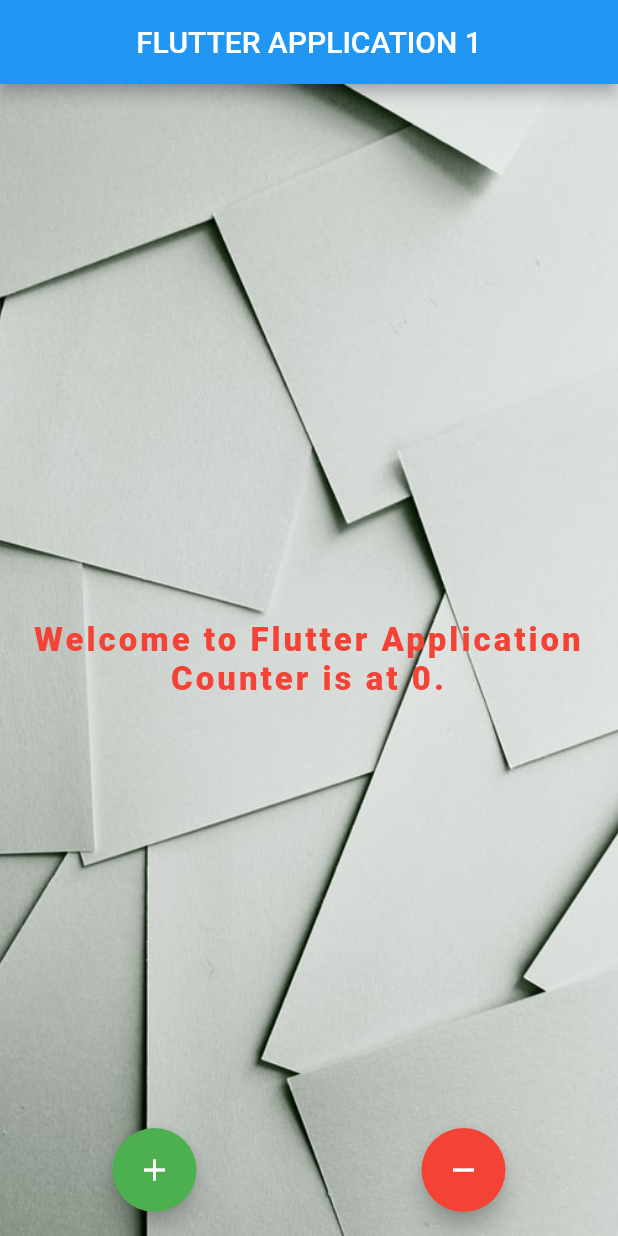
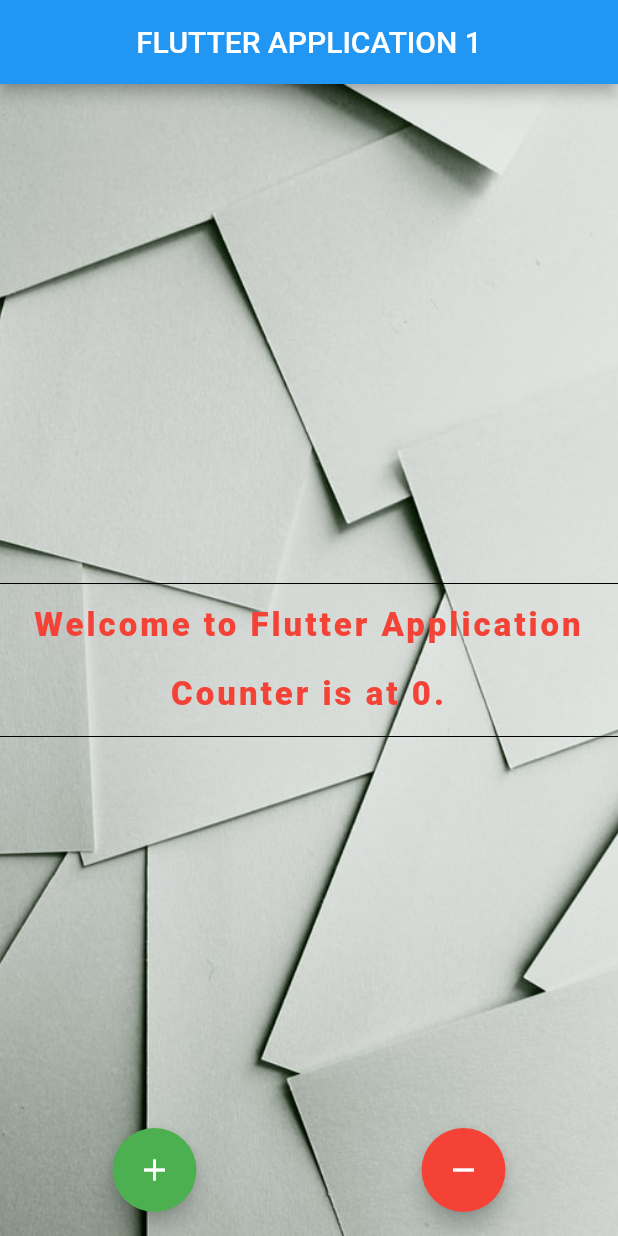
Before and after one commit to AbhayPai/flutter-samples, a Flutter app: the screen it shows after launch, on a phone screen of 412 x 824 dp. Run offline on Flutter 3.47's test engine with Material 2 defaults, Android fonts, the light colour scheme and no system bars.

Commit message:
Widget Added: Divider & SizedBox

```diff
--- a/lib/Widgets/WidgetHome.dart
+++ b/lib/Widgets/WidgetHome.dart
@@ -35,6 +35,10 @@ class WidgetHome extends State<Home> {
                   mainAxisAlignment: MainAxisAlignment.center,
                   crossAxisAlignment: CrossAxisAlignment.center,
                   children: <Widget>[
+                    Divider(
+                      height: 30.0,
+                      color: Colors.black,
+                    ),
                     Flexible(
                       flex: 1,
                       child: Text(
@@ -48,6 +52,9 @@ class WidgetHome extends State<Home> {
                         ),
                       ),
                     ),
+                    SizedBox(
+                      height: 20.0,
+                    ),
                     Flexible(
                       flex: 1,
                       child: Text(
@@ -60,6 +67,10 @@ class WidgetHome extends State<Home> {
                           color: Colors.red,
                         ),
                       ),
+                    ),
+                    Divider(
+                      height: 30.0,
+                      color: Colors.black,
                     ),
                   ],
                 ),
```
